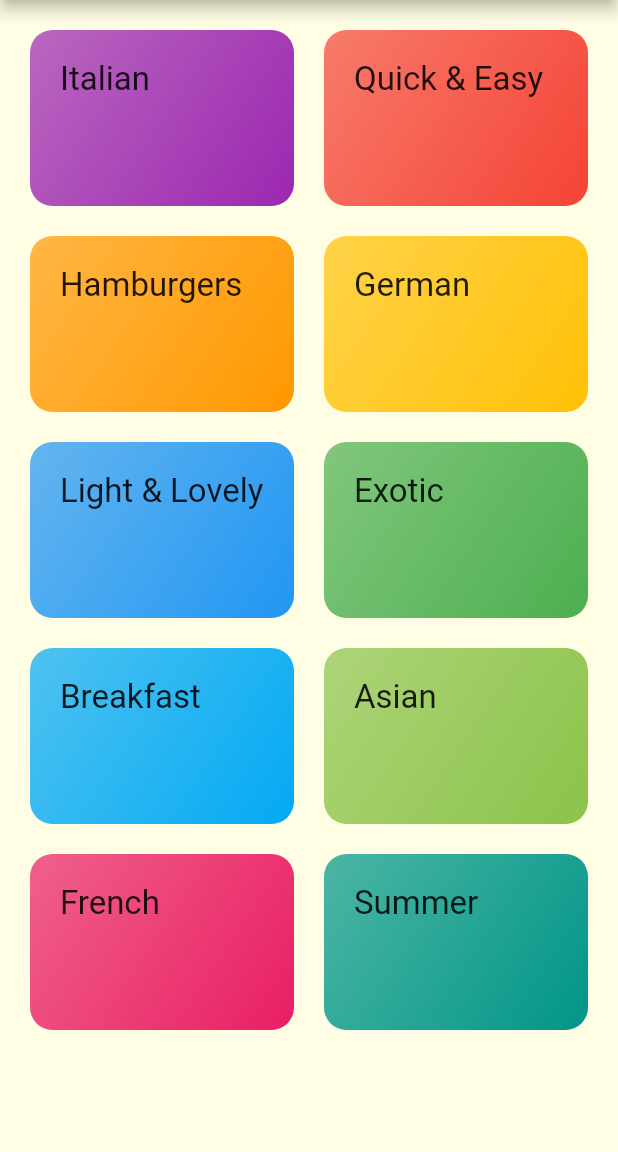
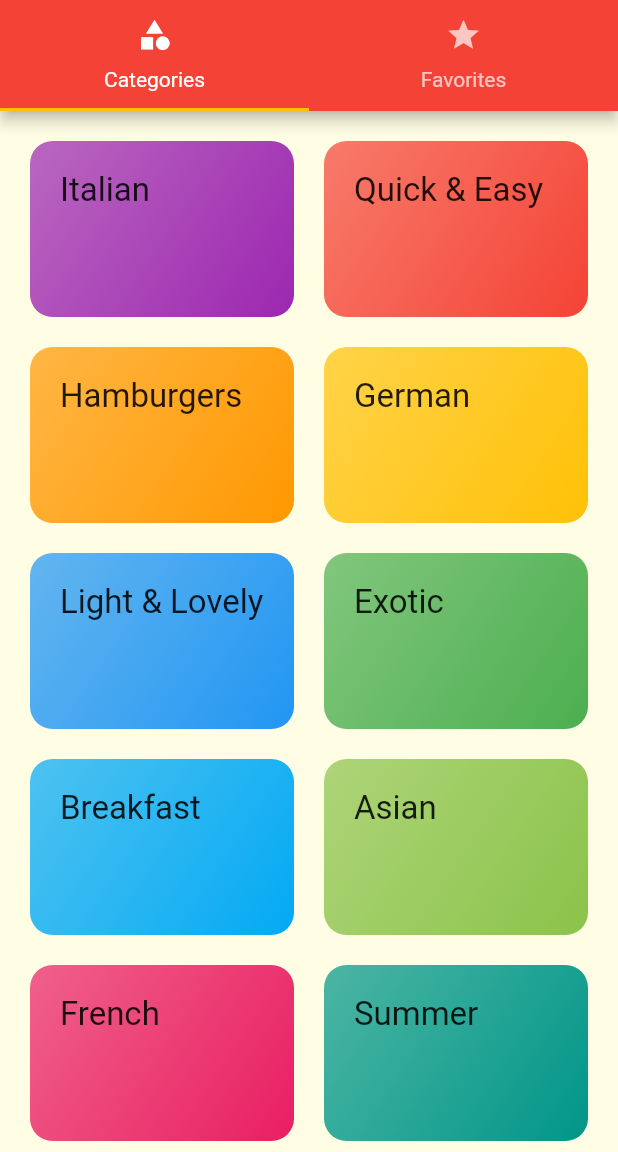
Before and after one commit to archrave/Pocket-Recipes-App, a Flutter app: the screen it shows after launch, on a phone screen of 412 x 824 dp, the part 84-1236 px from its top. Run offline on Flutter 3.47's test engine with Material 2 defaults, Android fonts, the phone set to English and light mode, and no system bars.

Commit message:
Added a tabs bar on TOP

```diff
--- a/lib/main.dart
+++ b/lib/main.dart
@@ -2,6 +2,7 @@ import 'package:flutter/material.dart';
 import './screens/meal_recipe_screen.dart';
 import './screens/categories_screen.dart';
 import './screens/meals_screen.dart';
+import './screens/tabs_screen.dart';
 
 void main() {
   runApp(MyApp());
@@ -26,7 +27,7 @@ class MyApp extends StatelessWidget {
                   fontSize: 22,
                   //fontWeight: FontWeight.bold,
                   fontFamily: 'Roboto'))),
-      home: CategoriesScreen(),
+      home: TabsScreen(),
       routes: {
         //    '/meals-screen': (ctx) => MealsScreen(),
         // Better way is to store this random name in the given widget class itself
--- a/lib/screens/categories_screen.dart
+++ b/lib/screens/categories_screen.dart
@@ -5,11 +5,14 @@ import '../dummy_data.dart';
 class CategoriesScreen extends StatelessWidget {
   @override
   Widget build(BuildContext context) {
-    return Scaffold(
-      appBar: AppBar(
-        title: Text("Pocket Recipes"),
-      ),
-      body: GridView(
+    return
+        // No need for Scaffold since the TabsScreen is doing that for us
+        // Scaffold(
+        //   appBar: AppBar(
+        //     title: Text("Pocket Recipes"),
+        //   ),
+        //   body:
+        GridView(
       padding: const EdgeInsets.all(20),
       children: DUMMY_CATEGORIES
           .map(
@@ -34,7 +37,7 @@ class CategoriesScreen extends StatelessWidget {
         crossAxisSpacing: 20,
         mainAxisSpacing: 20,
       ),
-      ),
+      //),
     );
   }
 }
--- /dev/null
+++ b/lib/screens/favorites_screen.dart
@@ -0,0 +1,12 @@
+import 'package:flutter/material.dart';
+
+class FavoritesScreen extends StatelessWidget {
+  @override
+  Widget build(BuildContext context) {
+    // Doesn't neccessarily need a Scaffold to load a page, the TabsScreen has
+    // it's own Scaffold for that so this works too
+    return Center(
+      child: Text("heelllo here are favorites"),
+    );
+  }
+}
--- a/lib/screens/meal_recipe_screen.dart
+++ b/lib/screens/meal_recipe_screen.dart
@@ -26,7 +26,7 @@ class MealRecipe extends StatelessWidget {
         margin: EdgeInsets.all(10),
         padding: EdgeInsets.all(10),
         height: 280,
-        width: 380,
+        width: 350,
         child: child,
       );
     }
--- /dev/null
+++ b/lib/screens/tabs_screen.dart
@@ -0,0 +1,38 @@
+import 'package:flutter/material.dart';
+import './categories_screen.dart';
+import './favorites_screen.dart';
+
+class TabsScreen extends StatefulWidget {
+  @override
+  _TabsScreenState createState() => _TabsScreenState();
+}
+
+class _TabsScreenState extends State<TabsScreen> {
+  @override
+  Widget build(BuildContext context) {
+    //The following widget is used to put tabs right below the appbar
+    return DefaultTabController(
+      length: 2,
+      child: Scaffold(
+        appBar: AppBar(
+          title: Text("Pocket Recipes"),
+          bottom: TabBar(
+            tabs: <Widget>[
+              Tab(
+                icon: Icon(Icons.category),
+                text: 'Categories',
+              ),
+              Tab(
+                icon: Icon(Icons.star),
+                text: 'Favorites',
+              ),
+            ],
+          ),
+        ),
+        body: TabBarView(
+          children: [CategoriesScreen(), FavoritesScreen()],
+        ),
+      ),
+    );
+  }
+}
```
Lines whose indentation alone changed are shown as unchanged.
